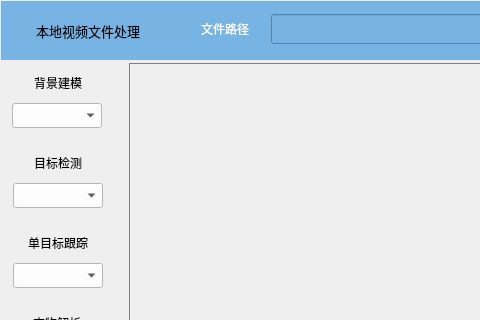
This is VisionAlgShow/tracking.ui in MMAPer/VisionAlgShow as Qt 5 draws it before an edit; both pictures show x 0 to 480 and y 0 to 320 of the 1310 by 749 pixel window. The edited form follows.
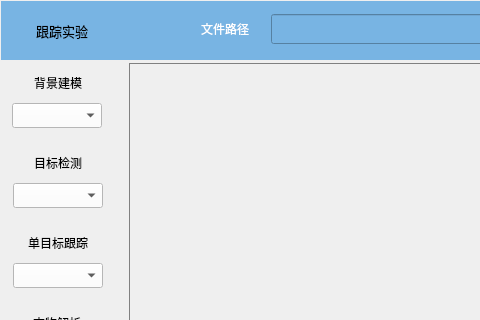
This is the edited form.

What changed in the file:
```diff
--- a/VisionAlgShow/tracking.ui
+++ b/VisionAlgShow/tracking.ui
@@ -111,7 +111,7 @@
        <string notr="true">font:10pt &quot;微软雅黑&quot;;</string>
       </property>
       <property name="text">
-       <string>本地视频文件处理</string>
+       <string>跟踪实验</string>
       </property>
      </widget>
      <widget class="QPushButton" name="btn_back">
```
Left out of the diff: 4 changed lines with no effect on the pictures.
